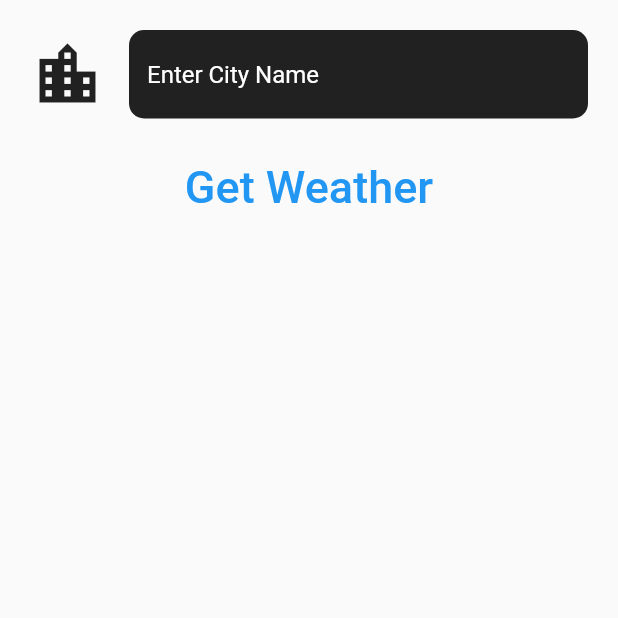
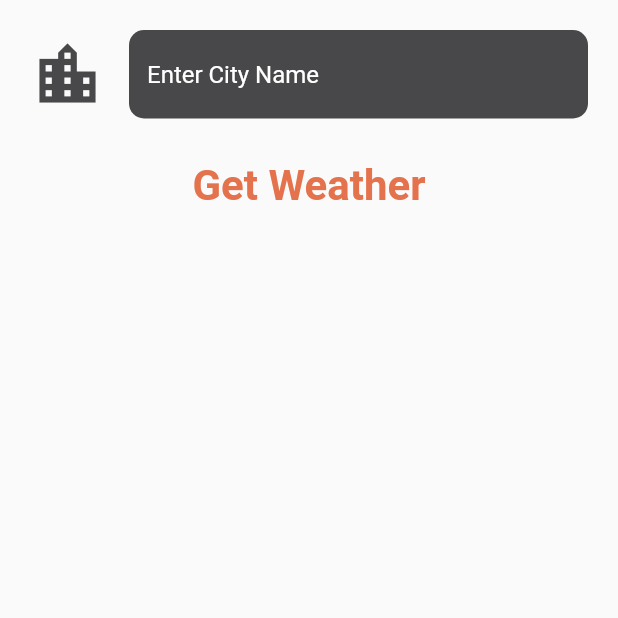
Before and after one commit to Sotonka/flutter_weather_app, a Flutter app: the screen it shows after launch, after a tap on the "location city" icon, on a phone screen of 412 x 824 dp, the top half of it. Run offline on Flutter 3.47's test engine with Material 2 defaults, Android fonts, the phone set to English and light mode, and no system bars; our stand-ins replace dio, flutter_bloc, freezed_annotation.

Commit message:
themes and initial state

```diff
--- a/lib/bloc/weather_forecast_bloc.dart
+++ b/lib/bloc/weather_forecast/weather_forecast_bloc.dart
@@ -12,7 +12,7 @@ class WeatherForecastBloc
     extends Bloc<WeatherForecastEvent, WeatherForecastState> {
   final WeatherForecastRepository weatherForecastRepository;
   WeatherForecastBloc({required this.weatherForecastRepository})
-      : super(const WeatherForecastState.loading()) {
+      : super(const WeatherForecastState.initial()) {
     on<WeatherForecastEventFetch>((event, emit) async {
       emit(const WeatherForecastState.loading());
       try {
--- a/lib/bloc/weather_forecast_state.dart
+++ b/lib/bloc/weather_forecast/weather_forecast_state.dart
@@ -7,6 +7,7 @@ class WeatherForecastState with _$WeatherForecastState {
           {required WeatherData weatherForecastLoaded}) =
       WeatherForecastStateLoaded;
   const factory WeatherForecastState.error() = WeatherForecastStateError;
+  const factory WeatherForecastState.initial() = WeatherForecastStateInitial;
 
   factory WeatherForecastState.fromJson(Map<String, dynamic> json) =>
       _$WeatherForecastStateFromJson(json);
--- a/lib/main.dart
+++ b/lib/main.dart
@@ -1,10 +1,9 @@
 import 'package:flutter/material.dart';
 import 'package:flutter_bloc/flutter_bloc.dart';
-import 'package:flutter_weather_app/bloc/weather_forecast_bloc.dart';
+import 'package:flutter_weather_app/bloc/weather_forecast/weather_forecast_bloc.dart';
 import 'package:flutter_weather_app/bloc_observable.dart';
 import 'package:flutter_weather_app/data/repositories/weather_forecast_repository.dart';
 import 'package:flutter_weather_app/ui/pages/weather_screen.dart';
-import 'package:flutter_weather_app/utilities/theme_data.dart';
 
 void main() {
   BlocOverrides.runZoned(
@@ -28,12 +27,14 @@ class App extends StatelessWidget {
   @override
   Widget build(BuildContext context) {
     final repository = WeatherForecastRepository();
-    return BlocProvider(
-      create: (context) =>
-          WeatherForecastBloc(weatherForecastRepository: repository),
-      child: MaterialApp(
-        home: HomePage(),
-      ),
-    );
+    return MultiBlocProvider(
+        providers: [
+          BlocProvider(
+              create: (context) =>
+                  WeatherForecastBloc(weatherForecastRepository: repository))
+        ],
+        child: MaterialApp(
+          home: HomePage(),
+        ));
   }
 }
--- a/lib/ui/pages/city_page.dart
+++ b/lib/ui/pages/city_page.dart
@@ -1,4 +1,6 @@
 import 'package:flutter/material.dart';
+import 'package:flutter_weather_app/ui/theme/app_colors.dart';
+import 'package:flutter_weather_app/ui/theme/text_styles.dart';
 
 class CityScreen extends StatefulWidget {
   const CityScreen({Key? key}) : super(key: key);
@@ -8,7 +10,7 @@ class CityScreen extends StatefulWidget {
 }
 
 class _CityScreenState extends State<CityScreen> {
-  late String cityName;
+  String? cityName = null;
 
   @override
   Widget build(BuildContext context) {
@@ -25,7 +27,7 @@ class _CityScreenState extends State<CityScreen> {
                   hintText: 'Enter City Name',
                   hintStyle: TextStyle(color: Colors.white),
                   filled: true,
-                  fillColor: Colors.black87,
+                  fillColor: AppColors.dark,
                   border: OutlineInputBorder(
                       borderRadius: BorderRadius.all(
                         Radius.circular(10.0),
@@ -33,23 +35,24 @@ class _CityScreenState extends State<CityScreen> {
                       borderSide: BorderSide.none),
                   icon: Icon(
                     Icons.location_city,
-                    color: Colors.black87,
+                    color: AppColors.dark,
                     size: 50.0,
                   ),
                 ),
                 onChanged: (value) {
-                  // ВОТ ТУТ ПРОВЕРКУ НА NULL
                   cityName = value;
                 },
               ),
             ),
             TextButton(
-              child: const Text(
+              child: Text(
                 'Get Weather',
-                style: TextStyle(fontSize: 30.0),
+                style: AppTypography.hint,
               ),
               onPressed: () {
-                Navigator.pop(context, cityName);
+                cityName ??= '';
+                Navigator.pop(
+                    context, {"cityName": cityName, "isFirstFetch": false});
               },
             ),
           ],
--- a/lib/ui/pages/weather_data_page.dart
+++ b/lib/ui/pages/weather_data_page.dart
@@ -1,10 +1,9 @@
-import 'dart:async';
-
 import 'package:flutter/material.dart';
 import 'package:flutter_bloc/flutter_bloc.dart';
-import 'package:flutter_weather_app/bloc/weather_forecast_bloc.dart';
+import 'package:flutter_weather_app/bloc/weather_forecast/weather_forecast_bloc.dart';
+import 'package:flutter_weather_app/ui/theme/text_styles.dart';
 import 'package:flutter_weather_app/ui/widgets/weather_list_view.dart';
-import 'package:flutter_weather_app/utilities/app_colors.dart';
+import 'package:flutter_weather_app/ui/theme/app_colors.dart';
 
 class WeatherDataPage extends StatefulWidget {
   const WeatherDataPage({Key? key}) : super(key: key);
@@ -17,21 +16,15 @@ class _WeatherDataPageState extends State<WeatherDataPage> {
   @override
   void initState() {
     super.initState();
-    //context.read<WeatherForecastBloc>();
-    //.add(const WeatherForecastEvent.fetch(city: 'Khabarovsk', days: 7));
-    //.add(const WeatherForecastEvent.fetch(city: 'Khabarovsk', days: 7));
   }
 
   @override
   Widget build(BuildContext context) {
     final state = context.watch<WeatherForecastBloc>().state;
-    bool _isFirstFetch = true;
     return Column(
       children: [
         Expanded(
-          child: state.when(
-            loading: () {
-              if (_isFirstFetch = false) {
+          child: state.when(loading: () {
             return Center(
               child: Row(
                 mainAxisAlignment: MainAxisAlignment.center,
@@ -42,15 +35,17 @@ class _WeatherDataPageState extends State<WeatherDataPage> {
                 ],
               ),
             );
-              } else {
-                return const Text('Enter City');
-              }
-            },
-            loaded: (weatherLoaded) {
+          }, loaded: (weatherLoaded) {
             return weatherListView(weatherLoaded);
-            },
-            error: () => const Text('No Data'),
-          ),
+          }, error: () {
+            return Center(
+              child: Text('Wrong City', style: AppTypography.hint),
+            );
+          }, initial: () {
+            return Center(
+              child: Text('Enter City', style: AppTypography.hint),
+            );
+          }),
         )
       ],
     );
--- a/lib/ui/pages/weather_screen.dart
+++ b/lib/ui/pages/weather_screen.dart
@@ -1,16 +1,16 @@
 import 'package:flutter/material.dart';
 import 'package:flutter_bloc/flutter_bloc.dart';
-import 'package:flutter_weather_app/bloc/weather_forecast_bloc.dart';
-import 'package:flutter_weather_app/data/repositories/weather_forecast_repository.dart';
+import 'package:flutter_weather_app/bloc/weather_forecast/weather_forecast_bloc.dart';
 import 'package:flutter_weather_app/ui/pages/city_page.dart';
 import 'package:flutter_weather_app/ui/pages/weather_data_page.dart';
-import 'package:flutter_weather_app/utilities/app_colors.dart';
+import 'package:flutter_weather_app/ui/theme/app_colors.dart';
 
 class HomePage extends StatelessWidget {
   HomePage({Key? key}) : super(key: key);
 
   @override
   Widget build(BuildContext context) {
+    bool isFirstFetch = true;
     return Scaffold(
       appBar: AppBar(
         leading: IconButton(
@@ -25,10 +25,10 @@ class HomePage extends StatelessWidget {
                   MaterialPageRoute(builder: (context) {
                 return CityScreen();
               }));
-              if (tappedName != null) {
-                context
-                    .read<WeatherForecastBloc>()
-                    .add(WeatherForecastEvent.fetch(city: tappedName, days: 7));
+              if (tappedName['cityName'] != null) {
+                context.read<WeatherForecastBloc>().add(
+                    WeatherForecastEvent.fetch(
+                        city: tappedName['cityName'], days: 7));
               }
             },
             icon: const Icon(Icons.location_city),
--- /dev/null
+++ b/lib/ui/theme/text_styles.dart
@@ -0,0 +1,15 @@
+import 'package:flutter/material.dart';
+import 'package:flutter_weather_app/ui/theme/app_colors.dart';
+
+const _textRegular =
+    TextStyle(fontWeight: FontWeight.normal, color: AppColors.dark);
+const _textBold = TextStyle(fontWeight: FontWeight.bold, color: AppColors.dark);
+
+class AppTypography {
+  static final TextStyle textTempMain = _textBold.copyWith(fontSize: 54);
+  static final TextStyle textTempDaily = _textBold.copyWith(fontSize: 24);
+  static final TextStyle headlineCity = _textBold.copyWith(fontSize: 28);
+  static final TextStyle hint =
+      _textBold.copyWith(fontSize: 28, color: AppColors.red);
+  static final TextStyle textRegular16 = _textRegular.copyWith(fontSize: 16);
+}
```
Also changed, not shown: lib/ui/theme/theme_data.dart (added, +32 -0 lines), lib/ui/widgets/city_view.dart (+4 -10 lines), lib/ui/widgets/current_weather_view.dart (+4 -13 lines), lib/ui/widgets/forecast_card.dart (+4 -10 lines), lib/bloc/weather_forecast/weather_forecast_bloc.freezed.dart, lib/bloc/weather_forecast/weather_forecast_bloc.g.dart, lib/bloc/weather_forecast/weather_forecast_event.dart (renamed from lib/bloc/weather_forecast_event.dart), lib/ui/theme/app_colors.dart (renamed from lib/utilities/app_colors.dart), lib/utilities/theme_data.dart (deleted). Lines whose indentation alone changed are shown as unchanged.
